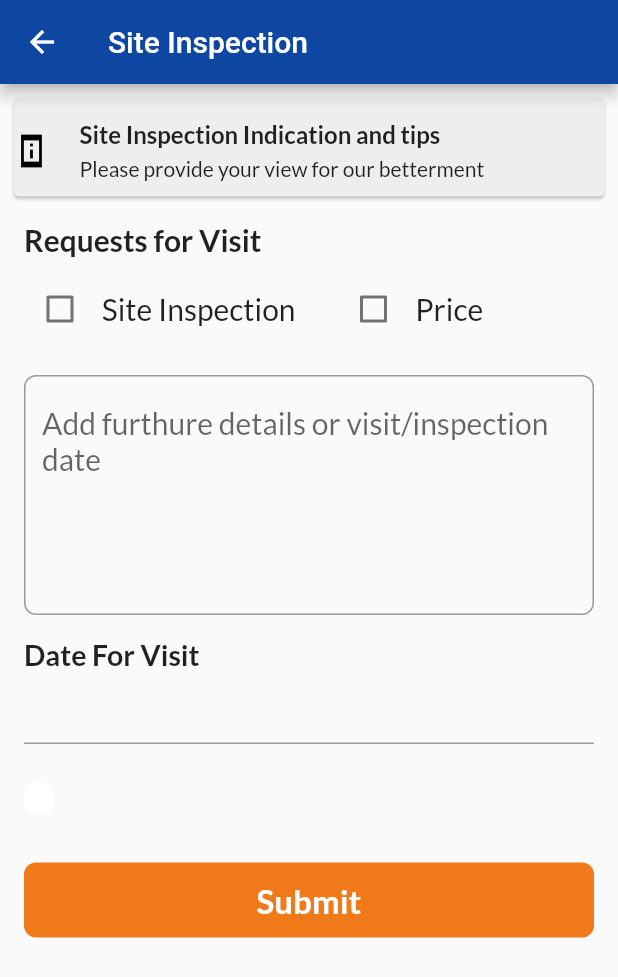
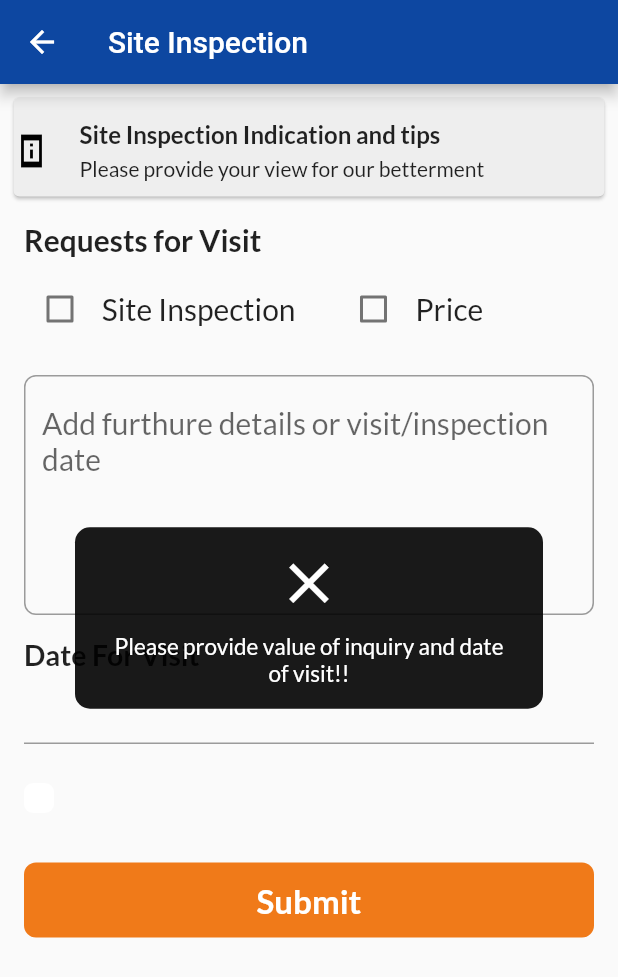
Before and after one commit to Bibekspk/Flutter-Frontend, a Flutter app: the SiteRequest screen opened directly with empty values, after a tap on "Submit", on a phone screen of 412 x 824 dp. Shown: the top 977 px of the screen. Run offline on Flutter 3.47's test engine with Material 2 defaults, Android fonts, the light colour scheme and no system bars; drawn by our look-alikes of date_time_picker; our stand-ins replace dio, flutter_easyloading, google_fonts, image_picker; missing offline and left inert: flutter_session, multi_image_picker; network calls fail.

Commit message:
connecting front to back for site request

```diff
--- a/Frontend/lib/src/components/SiteReqPage.dart
+++ b/Frontend/lib/src/components/SiteReqPage.dart
@@ -1,5 +1,7 @@
 import 'dart:convert';
+import 'package:flutter_easyloading/flutter_easyloading.dart';
 import 'package:flutter_login_signup/models/RoomData.dart';
+import 'package:flutter_login_signup/src/components/Roomdetailed.dart';
 import 'package:http/http.dart' as http;
 import 'package:flutter/material.dart';
 import 'package:flutter_login_signup/models/InspectionModel.dart';
@@ -20,9 +22,9 @@ class _RequestInspectionState extends State<SiteRequest> {
   bool sitevisit = false;
   bool roomPrice = false;
   String date;
-  TextEditingController username = TextEditingController();
-  TextEditingController email = TextEditingController();
-  TextEditingController phone = TextEditingController();
+  // TextEditingController username = TextEditingController();
+  // TextEditingController email = TextEditingController();
+  // TextEditingController phone = TextEditingController();
   TextEditingController inquiry = TextEditingController();
 
   GlobalKey<FormState> globalFormKey = new GlobalKey<FormState>();
@@ -262,10 +264,22 @@ class _RequestInspectionState extends State<SiteRequest> {
                   //Flat Button Container
                   FlatButton(
                     onPressed: () {
-                      print("Proceed");
-                      print(date);
-                      // validate();
-                      sendReqData();
+                      if (date == null || inquiry.text == null) {
+                        EasyLoading.showError(
+                            "Please provide value of inquiry and date of visit!!");
+                      } else {
+                        print("Proceed");
+                        print(date);
+                        // validate();
+                        sendReqData();
+                        EasyLoading.showSuccess(
+                            "Request successfully Registered");
+                        Navigator.push(
+                            context,
+                            MaterialPageRoute(
+                                builder: (context) =>
+                                    PropertyListsView(room: widget.room)));
+                      }
                     },
                     color: Color.fromRGBO(239, 108, 0, 0.9),
                     child: Container(
@@ -302,7 +316,7 @@ class _RequestInspectionState extends State<SiteRequest> {
         sitevisit: sitevisit.toString(),
         roomPrice: roomPrice.toString(),
         inquiry: inquiry.text,
-        date: phone.text);
+        date: date);
     var response = await http.post(
         "http://10.0.2.2:5000/v3/$roomid/visitRequest/$userid",
         headers: {"Content-type": "application/json"},
```
Also changed, not shown: Frontend/lib/src/components/Roomdetailed.dart (+52 -2 lines).
